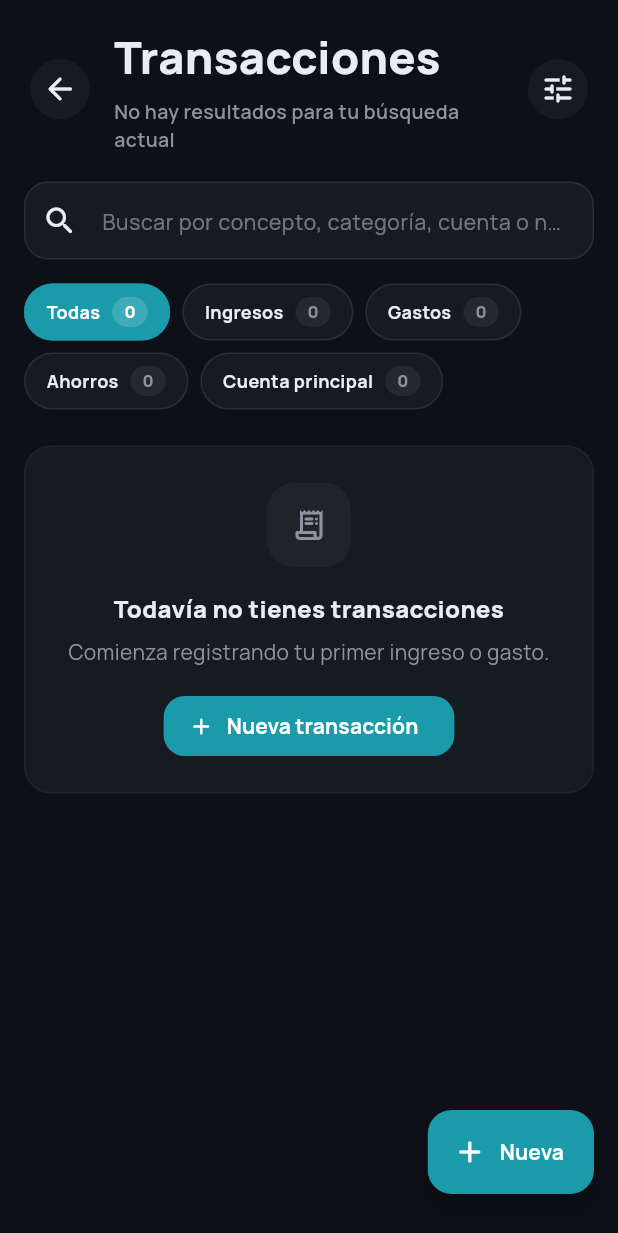
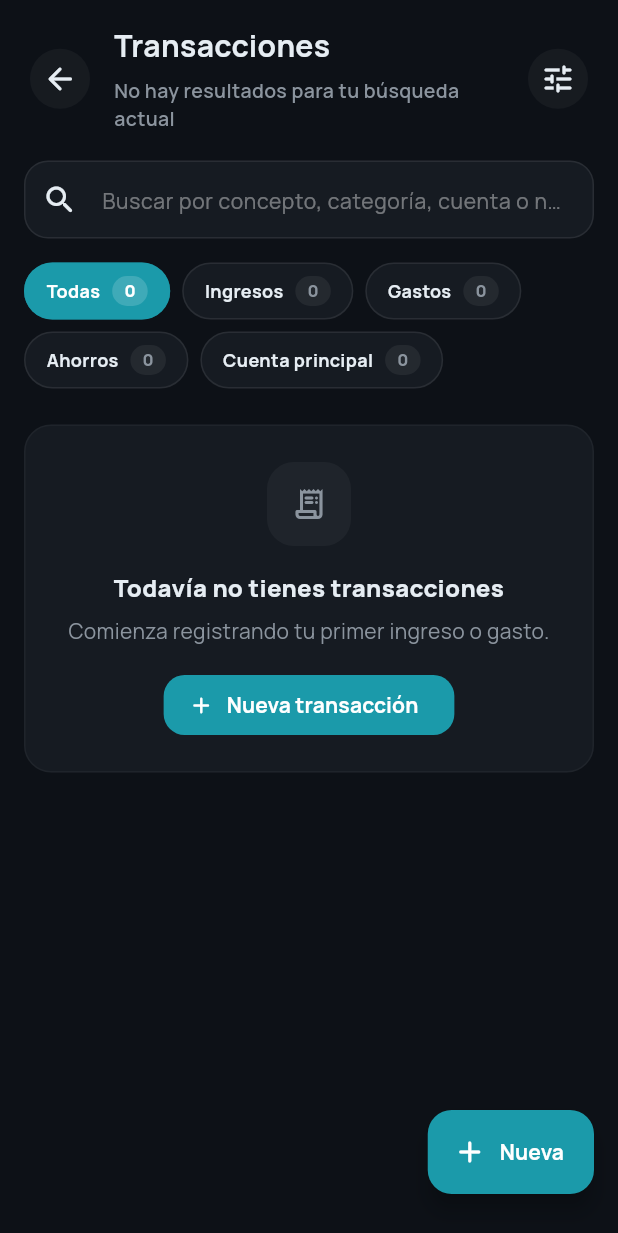
Before and after one commit to alexguerrag/finaper, a Flutter app: the TransactionsScreen screen opened directly, on a phone screen of 412 x 824 dp. Shown: the top 1233 px of the screen. Run offline on Flutter 3.47's test engine with Material 3 defaults, Android fonts, the phone set to English and light mode, and no system bars; our stand-ins replace equatable, file_picker, fl_chart, flutter_local_notifications, google_fonts, open_filex and 2 more; accounts and stored records are empty.

Commit message:
fix(transactions): reduce title fontSize 30→20 to match other screens
Co-Authored-By: Claude Sonnet 4.6 <noreply@anthropic.com>

```diff
--- a/lib/features/transactions/presentation/screens/transactions_screen.dart
+++ b/lib/features/transactions/presentation/screens/transactions_screen.dart
@@ -335,8 +335,8 @@ class TransactionsScreenState extends State<TransactionsScreen> {
                             Text(
                               'Transacciones',
                               style: GoogleFonts.manrope(
-                                fontSize: 30,
-                                fontWeight: FontWeight.w800,
+                                fontSize: 20,
+                                fontWeight: FontWeight.w700,
                                 color: AppTheme.onSurface,
                               ),
                             ),
```
